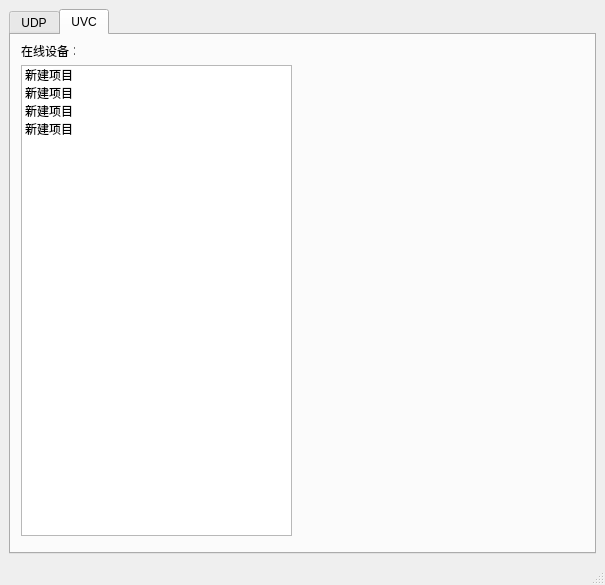
Qt form mainwindow.ui (zyxeeker/CameraTool_Qt) before a commit.
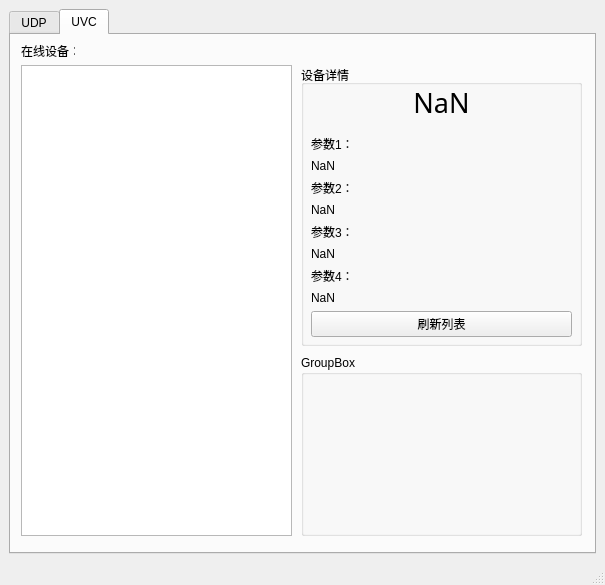
The same form after that commit. The open tabs and pages were chosen to show the change.

Commit message: 🛠[update]加入UVC设备检测

Diff of the .ui file:
```diff
--- a/mainwindow.ui
+++ b/mainwindow.ui
@@ -27,7 +27,7 @@
              </sizepolicy>
          </property>
          <layout class="QGridLayout" name="gridLayout">
-             <item row="0" column="0">
+             <item row="0" column="1">
                  <widget class="QTabWidget" name="tabWidget">
                      <property name="currentIndex">
                          <number>1</number>
@@ -567,26 +567,142 @@
                                      <height>471</height>
                                  </rect>
                              </property>
+                         </widget>
+                         <widget class="QGroupBox" name="groupBox_6">
+                             <property name="geometry">
+                                 <rect>
+                                     <x>290</x>
+                                     <y>30</y>
+                                     <width>281</width>
+                                     <height>281</height>
+                                 </rect>
+                             </property>
+                             <property name="title">
+                                 <string>设备详情</string>
+                             </property>
+                             <widget class="QWidget" name="verticalLayoutWidget_2">
+                                 <property name="geometry">
+                                     <rect>
+                                         <x>10</x>
+                                         <y>20</y>
+                                         <width>261</width>
+                                         <height>252</height>
+                                     </rect>
+                                 </property>
+                                 <layout class="QVBoxLayout" name="verticalLayout_10">
                              <item>
+                                         <widget class="QLabel" name="uvc_des">
+                                             <property name="font">
+                                                 <font>
+                                                     <family>Candara</family>
+                                                     <pointsize>20</pointsize>
+                                                 </font>
+                                             </property>
                                  <property name="text">
-                                     <string>新建项目</string>
-                                 </property>
+                                                 <string>NaN</string>
+                                             </property>
+                                             <property name="alignment">
+                                                 <set>Qt::AlignCenter</set>
+                                             </property>
+                                         </widget>
                              </item>
                              <item>
+                                         <spacer name="verticalSpacer">
+                                             <property name="orientation">
+                                                 <enum>Qt::Vertical</enum>
+                                             </property>
+                                             <property name="sizeType">
+                                                 <enum>QSizePolicy::Minimum</enum>
+                                             </property>
+                                             <property name="sizeHint" stdset="0">
+                                                 <size>
+                                                     <width>20</width>
+                                                     <height>10</height>
+                                                 </size>
+                                             </property>
+                                         </spacer>
+                                     </item>
+                                     <item>
+                                         <widget class="QLabel" name="label_8">
                                  <property name="text">
-                                     <string>新建项目</string>
-                                 </property>
+                                                 <string>参数1：</string>
+                                             </property>
+                                         </widget>
                              </item>
                              <item>
+                                         <widget class="QLabel" name="p_1">
                                  <property name="text">
-                                     <string>新建项目</string>
-                                 </property>
+                                                 <string>NaN</string>
+                                             </property>
+                                         </widget>
                              </item>
                              <item>
+                                         <widget class="QLabel" name="label_9">
                                  <property name="text">
-                                     <string>新建项目</string>
-                                 </property>
-                             </item>
+                                                 <string>参数2：</string>
+                                             </property>
+                                         </widget>
+                                     </item>
+                                     <item>
+                                         <widget class="QLabel" name="p_2">
+                                             <property name="text">
+                                                 <string>NaN</string>
+                                             </property>
+                                         </widget>
+                                     </item>
+                                     <item>
+                                         <widget class="QLabel" name="label_10">
+                                             <property name="text">
+                                                 <string>参数3：</string>
+                                             </property>
+                                         </widget>
+                                     </item>
+                                     <item>
+                                         <widget class="QLabel" name="p_3">
+                                             <property name="text">
+                                                 <string>NaN</string>
+                                             </property>
+                                         </widget>
+                                     </item>
+                                     <item>
+                                         <widget class="QLabel" name="label_11">
+                                             <property name="text">
+                                                 <string>参数4：</string>
+                                             </property>
+                                         </widget>
+                                     </item>
+                                     <item>
+                                         <widget class="QLabel" name="p_4">
+                                             <property name="text">
+                                                 <string>NaN</string>
+                                             </property>
+                                             <property name="wordWrap">
+                                                 <bool>true</bool>
+                                             </property>
+                                         </widget>
+                                     </item>
+                                     <item>
+                                         <widget class="QPushButton" name="do_uvc_refresh">
+                                             <property name="text">
+                                                 <string>刷新列表</string>
+                                             </property>
+                                         </widget>
+                                     </item>
+                                 </layout>
+                             </widget>
+                         </widget>
+                         <widget class="QGroupBox" name="groupBox_4">
+                             <property name="geometry">
+                                 <rect>
+                                     <x>290</x>
+                                     <y>320</y>
+                                     <width>281</width>
+                                     <height>181</height>
+                                 </rect>
+                             </property>
+                             <property name="title">
+                                 <string>GroupBox</string>
+                             </property>
                          </widget>
                      </widget>
      </widget>
```
Left out of the diff: 25 changed lines with no effect on the pictures. Lines whose indentation alone changed are shown as unchanged. The commit also changes 6 other files.
